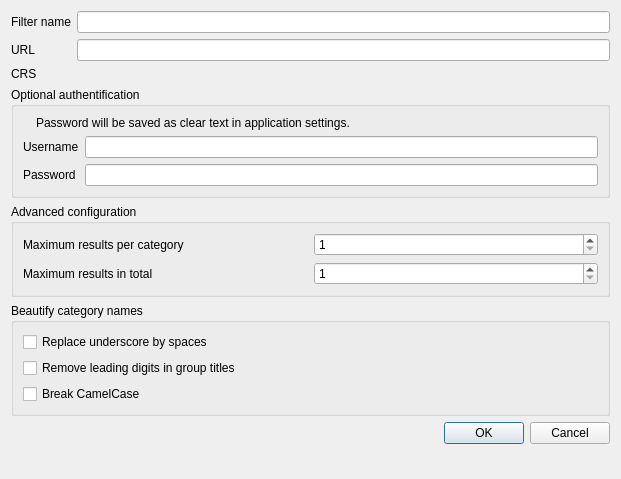
opengisch/qgis_geomapfish_locator, file geomapfish_locator/ui/config.ui: the form before one commit.
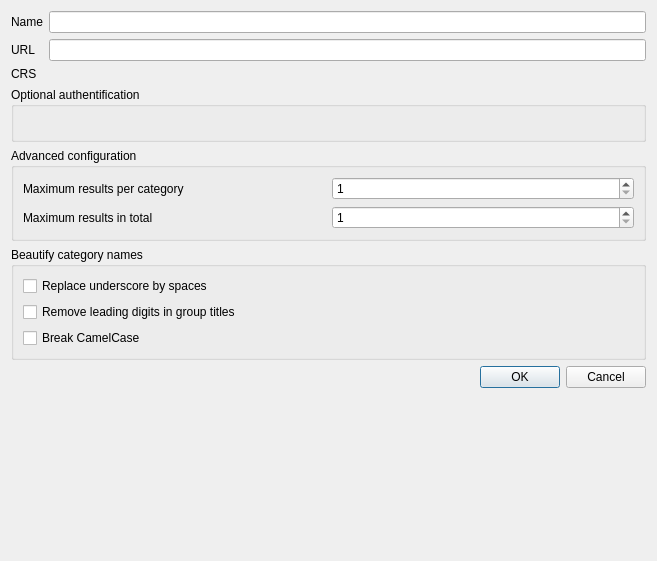
The form after the commit. Icons and pictures are not drawn. Custom widgets are drawn as their Qt base class.

Patch:
```diff
--- a/geomapfish_locator/ui/config.ui
+++ b/geomapfish_locator/ui/config.ui
@@ -6,8 +6,8 @@
    <rect>
     <x>0</x>
     <y>0</y>
-    <width>621</width>
-    <height>479</height>
+    <width>657</width>
+    <height>561</height>
    </rect>
   </property>
   <property name="windowTitle">
@@ -102,53 +102,15 @@
       <bool>true</bool>
      </property>
      <layout class="QGridLayout" name="gridLayout_5">
-      <item row="4" column="0">
-       <widget class="QLabel" name="label_3">
-        <property name="text">
-         <string>Password</string>
-        </property>
-       </widget>
-      </item>
-      <item row="3" column="1">
-       <widget class="QLineEdit" name="geomapfish_user"/>
-      </item>
-      <item row="4" column="1">
-       <widget class="QLineEdit" name="geomapfish_pass">
-        <property name="echoMode">
-         <enum>QLineEdit::PasswordEchoOnEdit</enum>
-        </property>
-       </widget>
-      </item>
-      <item row="3" column="0">
+      <item row="2" column="0">
        <widget class="QLabel" name="label_2">
         <property name="text">
-         <string>Username</string>
+         <string/>
         </property>
        </widget>
       </item>
-      <item row="1" column="0" colspan="2">
-       <layout class="QHBoxLayout" name="horizontalLayout">
-        <item>
-         <widget class="QLabel" name="label_8">
-          <property name="sizePolicy">
-           <sizepolicy hsizetype="Maximum" vsizetype="Preferred">
-            <horstretch>0</horstretch>
-            <verstretch>0</verstretch>
-           </sizepolicy>
-          </property>
-          <property name="pixmap">
-           <pixmap>../icons/warning.svg</pixmap>
-          </property>
-         </widget>
-        </item>
-        <item>
-         <widget class="QLabel" name="label_9">
-          <property name="text">
-           <string>Password will be saved as clear text in application settings.</string>
-          </property>
-         </widget>
-        </item>
-       </layout>
+      <item row="2" column="1">
+       <widget class="QgsAuthConfigSelect" name="mAuthConfigSelect"/>
       </item>
      </layout>
     </widget>
@@ -156,7 +118,7 @@
    <item row="0" column="0">
     <widget class="QLabel" name="label_5">
      <property name="text">
-      <string>Filter name</string>
+      <string>Name</string>
      </property>
     </widget>
    </item>
@@ -206,6 +168,11 @@
   </layout>
  </widget>
  <customwidgets>
+  <customwidget>
+   <class>QgsAuthConfigSelect</class>
+   <extends>QWidget</extends>
+   <header>qgsauthconfigselect.h</header>
+  </customwidget>
   <customwidget>
    <class>QgsCollapsibleGroupBox</class>
    <extends>QGroupBox</extends>
```
Left out of the diff: 12 changed lines with no effect on the pictures.
